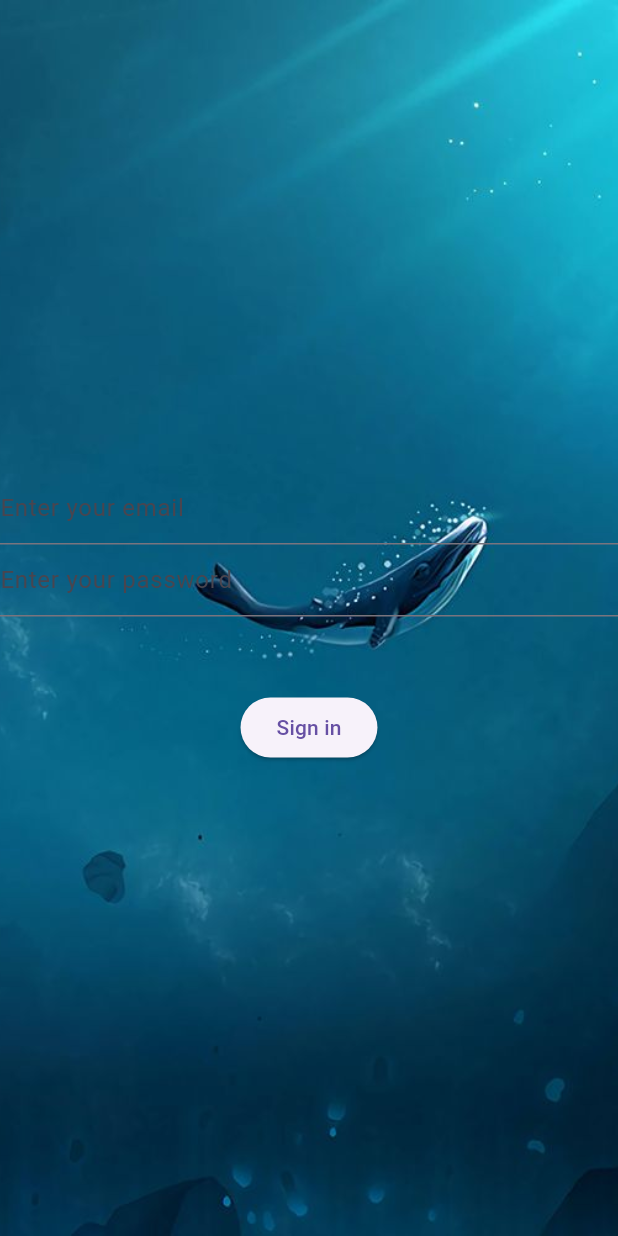
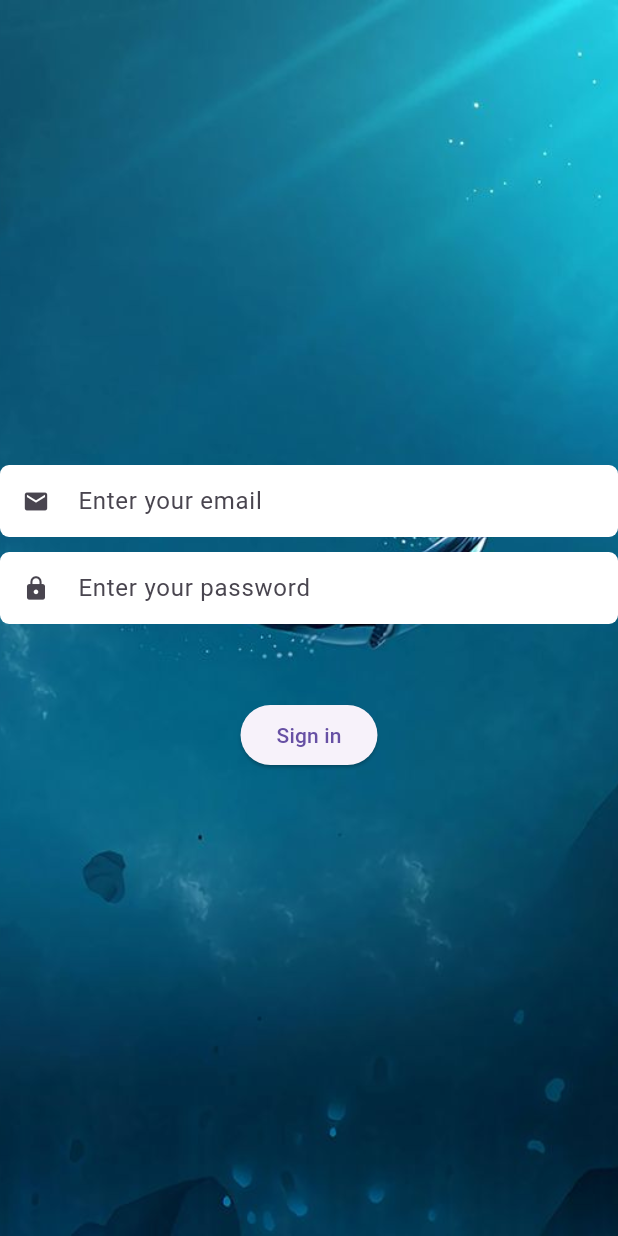
Before and after one commit to nqminh2417/Echo52Hz, a Flutter app: the LoginScreen screen opened directly, on a phone screen of 412 x 824 dp. Run offline on Flutter 3.47's test engine with Material 3 defaults, Android fonts, the phone set to English and light mode, and no system bars; our stand-ins replace firebase_auth, firebase_core; accounts and stored records are empty.

Commit message:
add TestScreen

```diff
--- a/lib/features/authentication/login_screen.dart
+++ b/lib/features/authentication/login_screen.dart
@@ -44,11 +44,34 @@ class _LoginScreenState extends State<LoginScreen> {
           children: [
             TextField(
               controller: _emailController,
-              decoration: const InputDecoration(hintText: 'Enter your email'),
+              decoration: InputDecoration(
+                border: OutlineInputBorder(
+                  borderRadius: BorderRadius.circular(6),
+                  borderSide: BorderSide.none,
+                ),
+                filled: true,
+                fillColor: Colors.white,
+                hintText: 'Enter your email',
+                isDense: true,
+                prefixIcon: const Icon(Icons.email),
+              ),
+            ),
+            const SizedBox(
+              height: 10,
             ),
             TextField(
               controller: _passwordController,
-              decoration: const InputDecoration(hintText: 'Enter your password'),
+              decoration: InputDecoration(
+                border: OutlineInputBorder(
+                  borderRadius: BorderRadius.circular(6),
+                  borderSide: BorderSide.none,
+                ),
+                filled: true,
+                fillColor: Colors.white,
+                hintText: 'Enter your password',
+                isDense: true,
+                prefixIcon: const Icon(Icons.lock),
+              ),
             ),
             const SizedBox(
               height: 50,
@@ -56,7 +79,7 @@ class _LoginScreenState extends State<LoginScreen> {
             ElevatedButton(
               onPressed: _login,
               child: const Text('Sign in'),
-            )
+            ),
           ],
         ),
       ]),
--- a/lib/main.dart
+++ b/lib/main.dart
@@ -1,3 +1,4 @@
+import 'package:echo_52hz/features/Test/test_screen.dart';
 import 'package:firebase_core/firebase_core.dart';
 import 'package:flutter/material.dart';
 
@@ -24,9 +25,10 @@ class MainApp extends StatelessWidget {
       theme: ThemeData(
         primarySwatch: Colors.blue,
       ),
-      initialRoute: '/',
+      initialRoute: 'test',
       routes: {
         '/': (context) => const LoginScreen(),
+        'test': (context) => const TestScreen(),
       },
     );
   }
```
Also changed, not shown: pubspec.lock, 1 other file.
